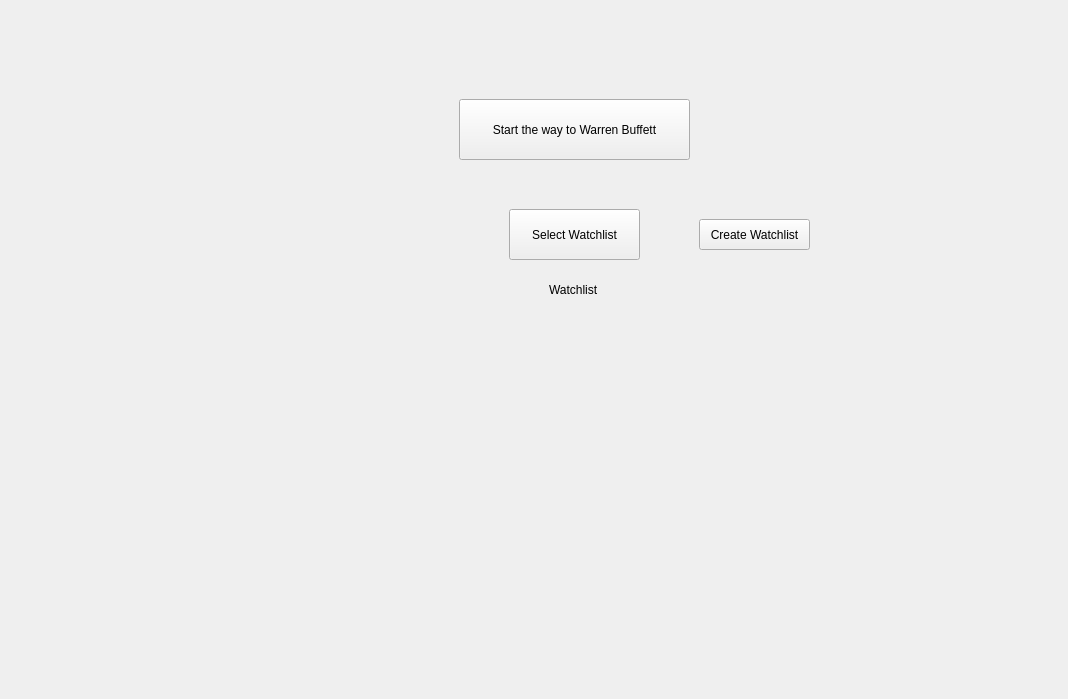
This is src/view/qt/mainframe.ui in FantaExotic/Way2WB as Qt 5 draws it before an edit. The edited form follows.
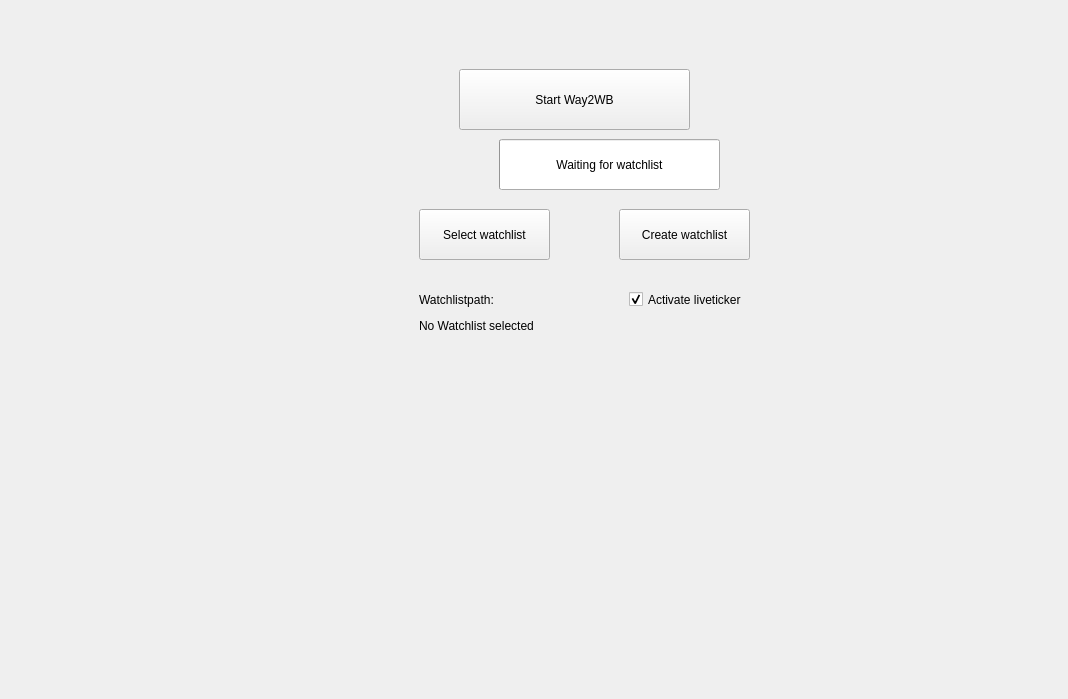
This is the edited form.

Commit message: async feature for ticker and tickerhistory implemented, integrated and successfully tested

Patch:
```diff
--- a/src/view/qt/mainframe.ui
+++ b/src/view/qt/mainframe.ui
@@ -24,6 +24,9 @@
     <bool>false</bool>
    </property>
    <widget class="QStackedWidget" name="stackedWidget">
+    <property name="enabled">
+     <bool>true</bool>
+    </property>
     <property name="geometry">
      <rect>
       <x>9</x>
@@ -39,14 +42,17 @@
      <widget class="QLabel" name="label_watchlistpath_startup">
       <property name="geometry">
        <rect>
-        <x>490</x>
+        <x>410</x>
         <y>310</y>
         <width>161</width>
         <height>161</height>
        </rect>
       </property>
       <property name="text">
-       <string/>
+       <string>No Watchlist selected</string>
+      </property>
+      <property name="alignment">
+       <set>Qt::AlignmentFlag::AlignLeading|Qt::AlignmentFlag::AlignLeft|Qt::AlignmentFlag::AlignTop</set>
       </property>
       <property name="wordWrap">
        <bool>true</bool>
@@ -55,53 +61,118 @@
      <widget class="QLabel" name="label_watchlist_startup">
       <property name="geometry">
        <rect>
-        <x>540</x>
-        <y>270</y>
-        <width>51</width>
+        <x>410</x>
+        <y>280</y>
+        <width>131</width>
         <height>21</height>
        </rect>
       </property>
       <property name="text">
-       <string>Watchlist</string>
+       <string>Watchlistpath:</string>
       </property>
      </widget>
      <widget class="QPushButton" name="button_selectWatchlist">
       <property name="geometry">
        <rect>
-        <x>500</x>
+        <x>410</x>
         <y>200</y>
         <width>131</width>
         <height>51</height>
        </rect>
       </property>
       <property name="text">
-       <string>Select Watchlist</string>
+       <string>Select watchlist</string>
       </property>
      </widget>
      <widget class="QPushButton" name="button_startAppliction">
       <property name="geometry">
        <rect>
         <x>450</x>
-        <y>90</y>
+        <y>60</y>
         <width>231</width>
         <height>61</height>
        </rect>
       </property>
       <property name="text">
-       <string>Start the way to Warren Buffett</string>
+       <string>Start Way2WB</string>
       </property>
      </widget>
      <widget class="QPushButton" name="button_createWatchlist">
       <property name="geometry">
        <rect>
-        <x>690</x>
-        <y>210</y>
-        <width>111</width>
-        <height>31</height>
+        <x>610</x>
+        <y>200</y>
+        <width>131</width>
+        <height>51</height>
        </rect>
       </property>
       <property name="text">
-       <string>Create Watchlist</string>
+       <string>Create watchlist</string>
+      </property>
+     </widget>
+     <widget class="QProgressBar" name="progressBar_tickers">
+      <property name="enabled">
+       <bool>true</bool>
+      </property>
+      <property name="geometry">
+       <rect>
+        <x>490</x>
+        <y>130</y>
+        <width>221</width>
+        <height>51</height>
+       </rect>
+      </property>
+      <property name="sizePolicy">
+       <sizepolicy hsizetype="Expanding" vsizetype="Fixed">
+        <horstretch>0</horstretch>
+        <verstretch>0</verstretch>
+       </sizepolicy>
+      </property>
+      <property name="minimumSize">
+       <size>
+        <width>0</width>
+        <height>0</height>
+       </size>
+      </property>
+      <property name="sizeIncrement">
+       <size>
+        <width>0</width>
+        <height>0</height>
+       </size>
+      </property>
+      <property name="baseSize">
+       <size>
+        <width>0</width>
+        <height>0</height>
+       </size>
+      </property>
+      <property name="maximum">
+       <number>100</number>
+      </property>
+      <property name="value">
+       <number>0</number>
+      </property>
+      <property name="textVisible">
+       <bool>true</bool>
+      </property>
+      <property name="format">
+       <string>Waiting for watchlist</string>
+      </property>
+     </widget>
+     <widget class="QCheckBox" name="checkBox_activateLiveticker">
+      <property name="geometry">
+       <rect>
+        <x>620</x>
+        <y>280</y>
+        <width>131</width>
+        <height>21</height>
+       </rect>
+      </property>
+      <property name="text">
+       <string>Activate liveticker</string>
+      </property>
+      <property name="checked">
+       <bool>true</bool>
       </property>
      </widget>
     </widget>
```
The commit also changes 9 other files.
